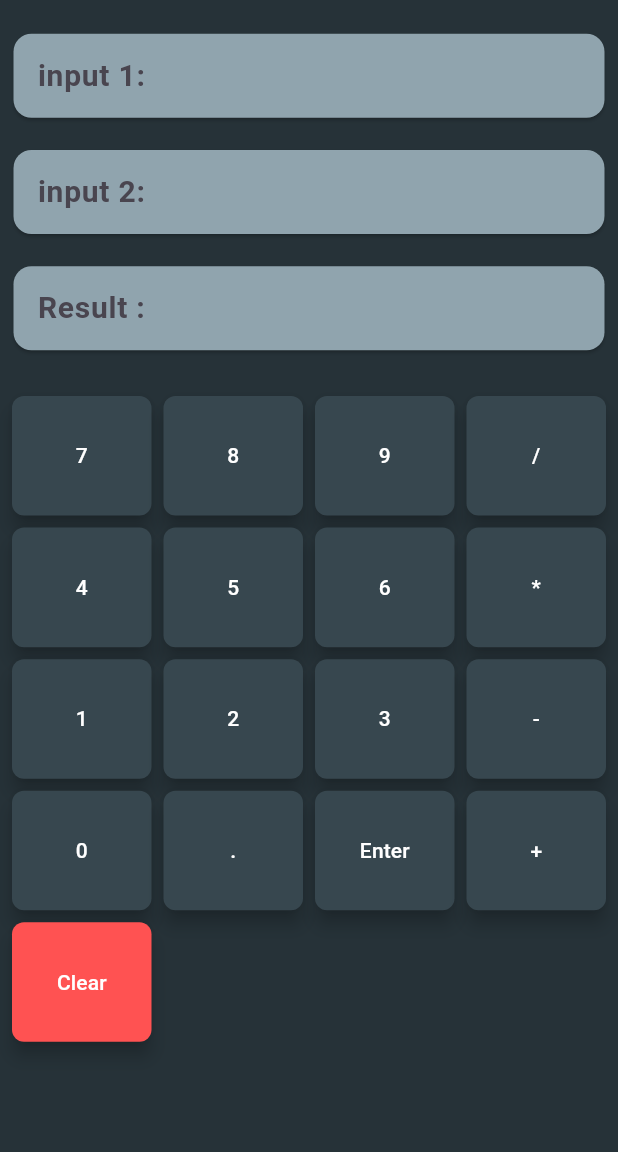
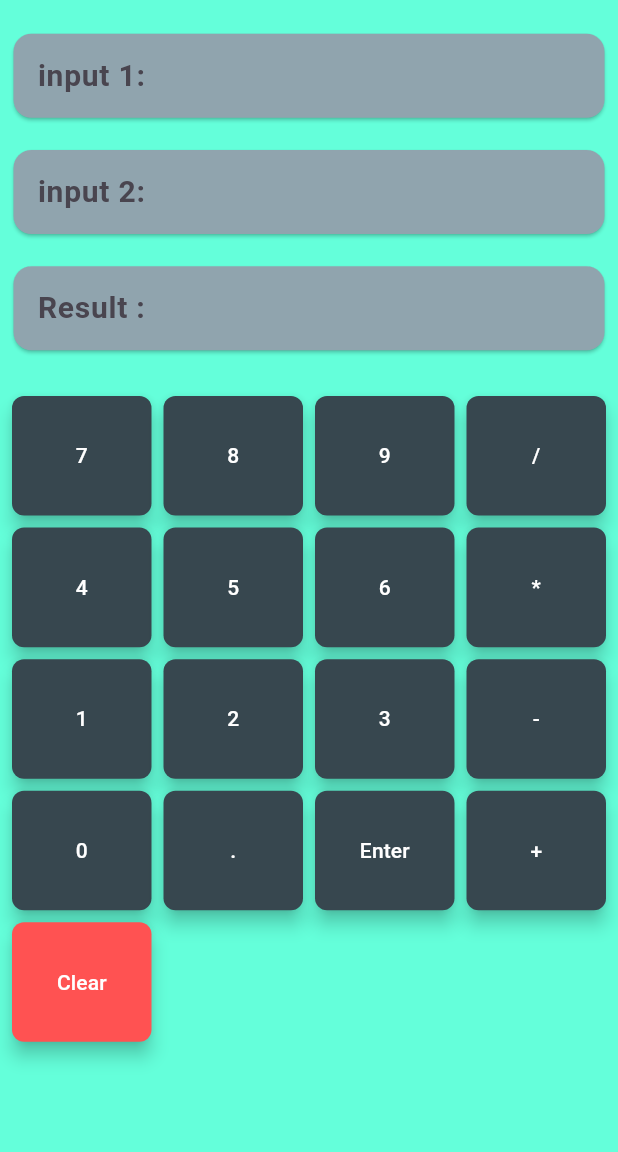
Before and after one commit to Hozaneybo/rpn_calculator, a Flutter app: the screen it shows after launch, on a phone screen of 412 x 824 dp, the part 84-1236 px from its top. Run offline on Flutter 3.47's test engine with Material 3 defaults, Android fonts, the light colour scheme and no system bars.

Commit message:
new background

```diff
--- a/lib/main.dart
+++ b/lib/main.dart
@@ -107,7 +107,7 @@ class _MyAppState extends State<RPNCalculator> {
 
     return MaterialApp(
       home: Scaffold(
-        backgroundColor: Colors.blueGrey[900],
+        backgroundColor: Colors.tealAccent,
         appBar: AppBar(
           backgroundColor: Colors.blueGrey[800],
           title: const Text('RPN Calculator',
```
